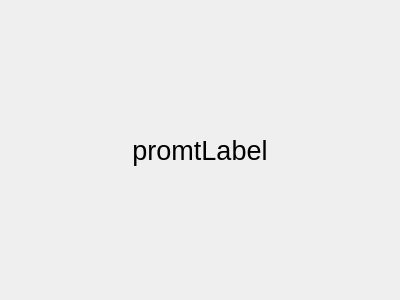
This is Source/test.ui in duy0503/Flashcards-App-in-Qt as Qt 5 draws it before an edit. The edited form follows.
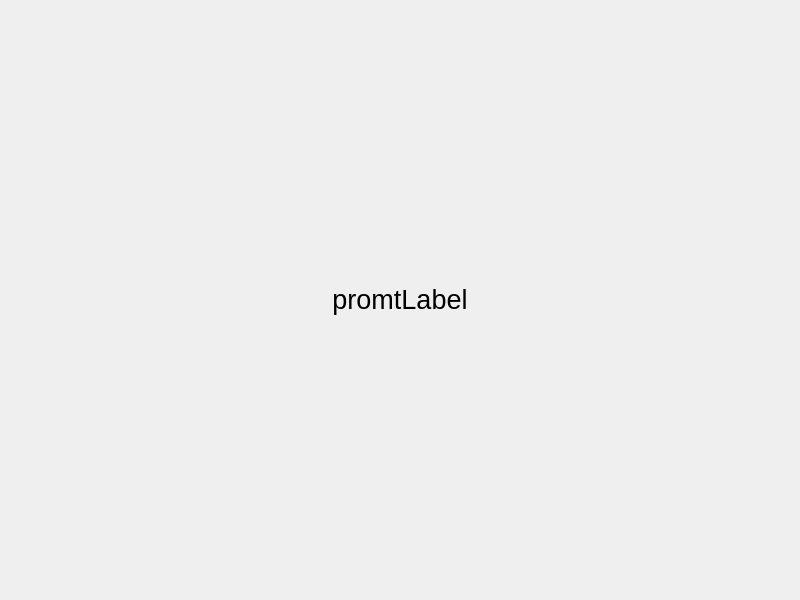
This is the edited form.

Commit message: Fixed issue with Test Yourself

```diff
--- a/Source/test.ui
+++ b/Source/test.ui
@@ -2,14 +2,23 @@
 <ui version="4.0">
  <class>Test</class>
  <widget class="QWidget" name="Test">
+  <property name="enabled">
+   <bool>true</bool>
+  </property>
   <property name="geometry">
    <rect>
     <x>0</x>
     <y>0</y>
-    <width>400</width>
-    <height>300</height>
+    <width>800</width>
+    <height>600</height>
    </rect>
   </property>
+  <property name="sizePolicy">
+   <sizepolicy hsizetype="Preferred" vsizetype="Preferred">
+    <horstretch>0</horstretch>
+    <verstretch>0</verstretch>
+   </sizepolicy>
+  </property>
   <property name="minimumSize">
    <size>
     <width>0</width>
@@ -18,28 +27,19 @@
   </property>
   <property name="maximumSize">
    <size>
-    <width>400</width>
-    <height>300</height>
-   </size>
-  </property>
-  <property name="baseSize">
-   <size>
-    <width>400</width>
-    <height>300</height>
+    <width>800</width>
+    <height>600</height>
    </size>
   </property>
   <property name="windowTitle">
    <string>Form</string>
   </property>
   <layout class="QGridLayout" name="gridLayout">
+   <property name="topMargin">
+    <number>9</number>
+   </property>
    <item row="0" column="0">
     <widget class="QWidget" name="cardWidget" native="true">
-     <property name="maximumSize">
-      <size>
-       <width>400</width>
-       <height>16777215</height>
-      </size>
-     </property>
      <property name="styleSheet">
       <string notr="true"/>
      </property>
```
The commit also changes 5 other files.
